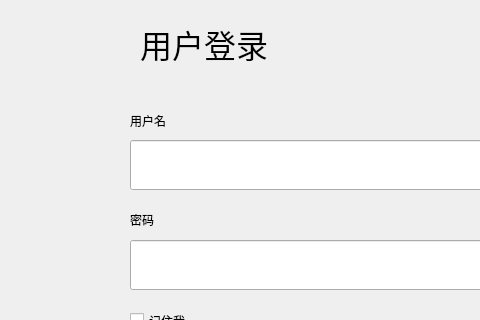
Qt form UI/Login/logindialog.ui (HeQiTZD/ParkingSystem) before a commit; both pictures show x 280 to 760 and y 0 to 320 of the 976 by 650 pixel window.
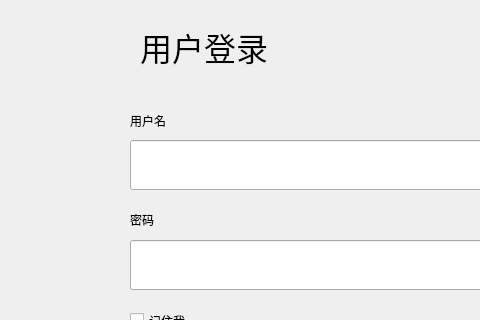
The same form after that commit.

Commit message: fix: 增加登录界面标题高度从41px到55px，解决下部分被遮挡问题

The edit to the form file:
```diff
--- a/UI/Login/logindialog.ui
+++ b/UI/Login/logindialog.ui
@@ -65,7 +65,7 @@
         <x>30</x>
         <y>20</y>
         <width>200</width>
-        <height>41</height>
+        <height>55</height>
        </rect>
       </property>
       <property name="text">
```
